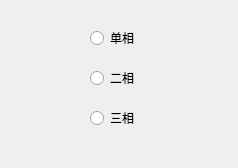
First picture: the form in IDC_TestSystem/SI-PDU/toolbox/sisetlinenum.ui, repository ChinaClever/IDC_TestSystem, before the edit.
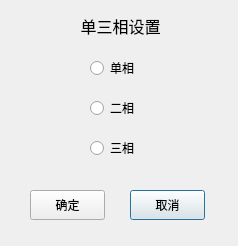
Second picture: the form after the edit.

What changed in the file:
```diff
--- a/IDC_TestSystem/SI-PDU/toolbox/sisetlinenum.ui
+++ b/IDC_TestSystem/SI-PDU/toolbox/sisetlinenum.ui
@@ -7,7 +7,7 @@
     <x>0</x>
     <y>0</y>
     <width>238</width>
-    <height>168</height>
+    <height>246</height>
    </rect>
   </property>
   <property name="windowTitle">
@@ -17,7 +17,7 @@
    <property name="geometry">
     <rect>
      <x>90</x>
-     <y>30</y>
+     <y>60</y>
      <width>89</width>
      <height>16</height>
     </rect>
@@ -30,7 +30,7 @@
    <property name="geometry">
     <rect>
      <x>90</x>
-     <y>70</y>
+     <y>100</y>
      <width>89</width>
      <height>16</height>
     </rect>
@@ -43,7 +43,7 @@
    <property name="geometry">
     <rect>
      <x>90</x>
-     <y>110</y>
+     <y>140</y>
      <width>89</width>
      <height>16</height>
     </rect>
@@ -52,6 +52,54 @@
     <string>三相</string>
    </property>
   </widget>
+  <widget class="QPushButton" name="cancelBtn">
+   <property name="geometry">
+    <rect>
+     <x>130</x>
+     <y>190</y>
+     <width>75</width>
+     <height>30</height>
+    </rect>
+   </property>
+   <property name="text">
+    <string>取消</string>
+   </property>
+  </widget>
+  <widget class="QPushButton" name="okBtn">
+   <property name="geometry">
+    <rect>
+     <x>30</x>
+     <y>190</y>
+     <width>75</width>
+     <height>30</height>
+    </rect>
+   </property>
+   <property name="text">
+    <string>确定</string>
+   </property>
+  </widget>
+  <widget class="QLabel" name="label">
+   <property name="geometry">
+    <rect>
+     <x>50</x>
+     <y>10</y>
+     <width>141</width>
+     <height>31</height>
+    </rect>
+   </property>
+   <property name="font">
+    <font>
+     <family>微软雅黑</family>
+     <pointsize>12</pointsize>
+    </font>
+   </property>
+   <property name="text">
+    <string>单三相设置</string>
+   </property>
+   <property name="alignment">
+    <set>Qt::AlignCenter</set>
+   </property>
+  </widget>
  </widget>
  <resources/>
  <connections/>
```
